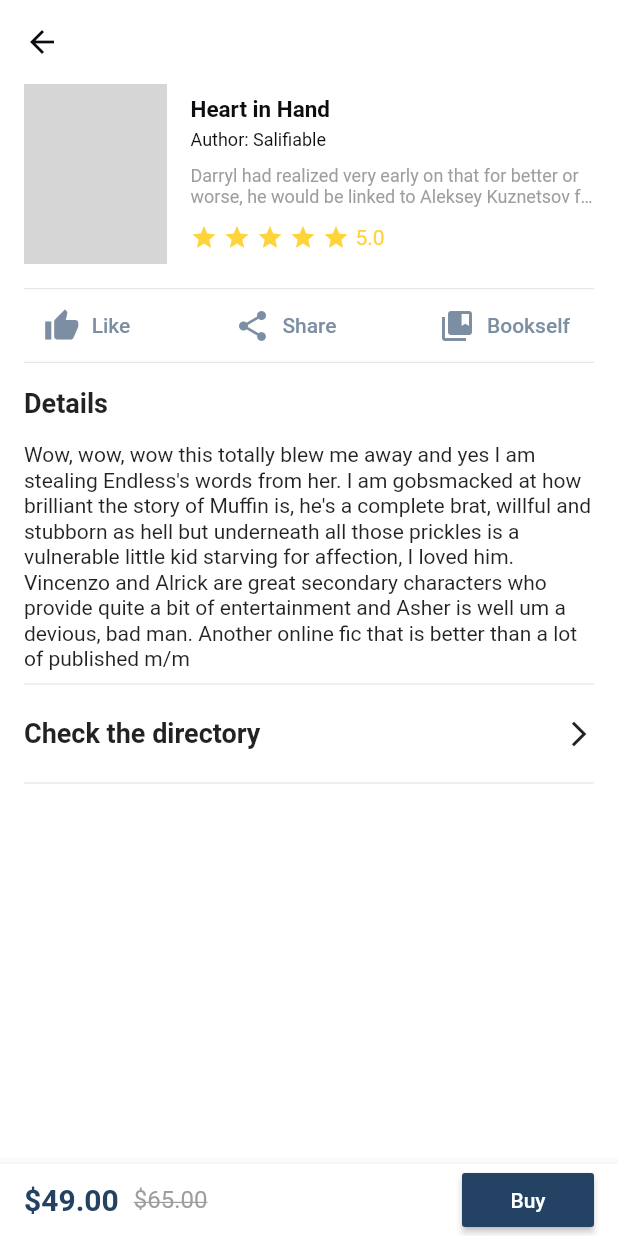
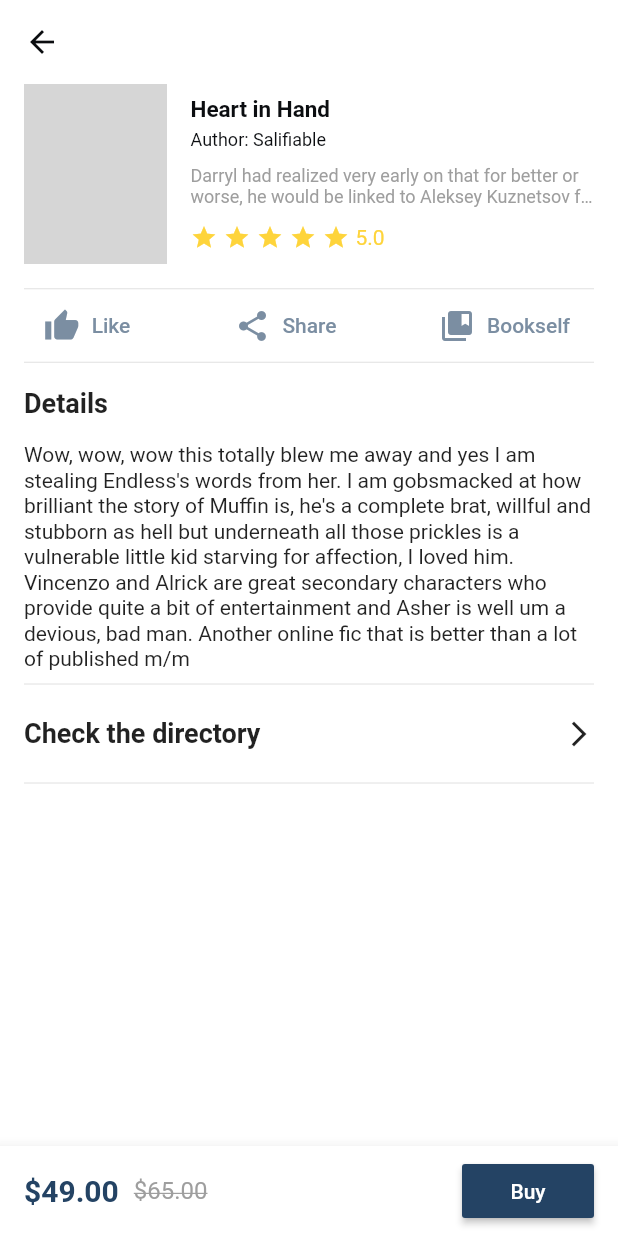
Before and after one commit to juwencheng/flutter_demo_reading_app, a Flutter app: the screen it shows after launch, after a tap on "Heart in Hand", on a phone screen of 412 x 824 dp. Run offline on Flutter 3.47's test engine with Material 2 defaults, Android fonts, the phone set to English and light mode, and no system bars; network calls fail; Roboto replaces fonts that are missing (Times); grey boxes are pictures that could not be loaded.

Commit message:
Update detail_page.dart
increase bottombar height

```diff
--- a/lib/detail_page.dart
+++ b/lib/detail_page.dart
@@ -112,6 +112,8 @@ class _BottomToolbar extends StatelessWidget {
   Widget build(BuildContext context) {
     return BottomAppBar(
       color: Colors.white,
+      child: Container(
+        height: 60.0,
         child: Row(
           mainAxisAlignment: MainAxisAlignment.spaceBetween,
           children: <Widget>[
@@ -137,8 +139,8 @@ class _BottomToolbar extends StatelessWidget {
                       style: TextStyle(
                         color: Colors.grey,
                         fontSize: 16,
-                      decoration:
-                          TextDecoration.combine([TextDecoration.lineThrough]),
+                        decoration: TextDecoration.combine(
+                            [TextDecoration.lineThrough]),
                       ),
                     )
                   ],
@@ -155,6 +157,7 @@ class _BottomToolbar extends StatelessWidget {
               ),
             )
           ],
+        ),
       ),
     );
   }
```
Lines whose indentation alone changed are shown as unchanged.
